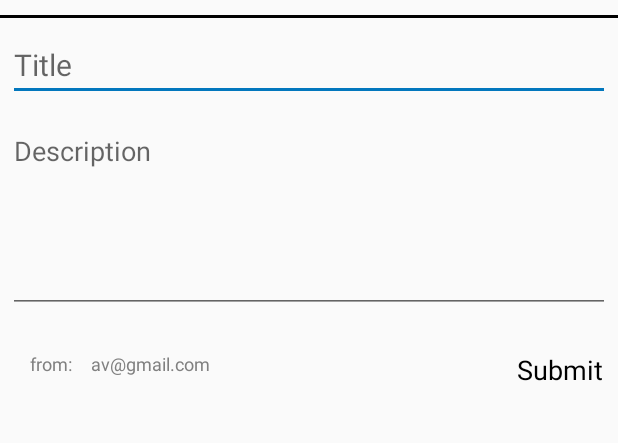
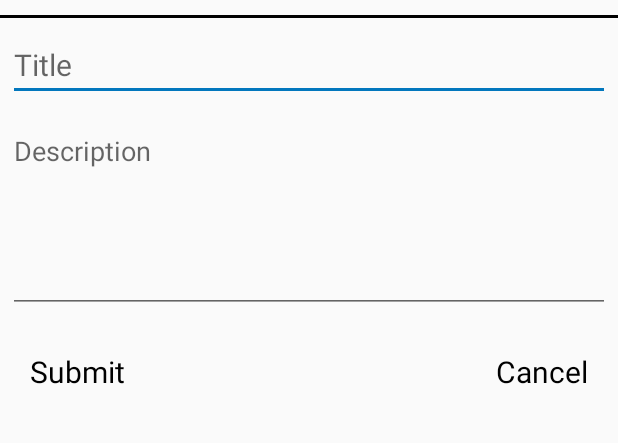
Before and after one commit to vovanluan/PTUDDD_Assignment2, an Android app: the layout feedback.xml on its own in the app's theme, with its tools: preview values and no code run, on a phone screen of 412 x 824 dp, the part 56-499 px from its top. Run offline under Robolectric (Android 15) with nearby library versions, the phone set to English and light mode, and no system bars.

Commit message:
Add cancel button in review and feedback dialogs

```diff
--- a/app/src/main/java/adapter/NotificationAdapter.java
+++ b/app/src/main/java/adapter/NotificationAdapter.java
@@ -49,7 +49,7 @@ public class NotificationAdapter extends ArrayAdapter<Notification> {
     }
 
     // update list user
-    public void setListUser(ArrayList<Notification> notifications) {
+    public void setNotificationList(ArrayList<Notification> notifications) {
         this.notificationList.clear();
         this.notificationList.addAll(notifications);
         notifyDataSetChanged();
--- a/app/src/main/res/layout/feedback.xml
+++ b/app/src/main/res/layout/feedback.xml
@@ -1,7 +1,7 @@
 <?xml version="1.0" encoding="utf-8"?>
 <LinearLayout xmlns:android="http://schemas.android.com/apk/res/android"
-    android:orientation="vertical" android:layout_width="match_parent"
-    android:layout_height="match_parent">
+    android:orientation="vertical" android:layout_width="wrap_content"
+    android:layout_height="wrap_content">
     <TextView
         android:layout_width="match_parent"
         android:layout_height="wrap_content"
@@ -30,39 +30,27 @@
         android:lines="5"
         android:gravity="top"/>
 
+
     <RelativeLayout
         android:layout_width="match_parent"
-        android:layout_height="wrap_content"
-        android:orientation="horizontal"
-        android:layout_marginTop="20dp"
-        android:layout_marginLeft="20dp"
-        android:layout_marginBottom="20dp">
+        android:layout_height="wrap_content">
         <TextView
+            android:id="@+id/submit"
+            style="@style/BigDescription"
             android:layout_width="wrap_content"
             android:layout_height="wrap_content"
-            android:text="from: "
-            android:textSize="12dp"
-            android:textColor="@color/gray"
-            android:id="@+id/from"/>
+            android:layout_alignParentLeft="true"
+            android:layout_margin = "20dp"
+            android:clickable="true"
+            android:text="Submit" />
         <TextView
+            android:id="@+id/cancel"
+            style="@style/BigDescription"
             android:layout_width="wrap_content"
             android:layout_height="wrap_content"
-            android:id="@+id/email"
-            android:textSize="12dp"
-            android:text="av@gmail.com"
-            android:textColor="@color/gray"
-            android:layout_toRightOf="@+id/from"
-            android:layout_marginLeft="10dp"/>
-        <TextView
-            android:layout_width="wrap_content"
-            android:layout_height="wrap_content"
-            android:text="Submit"
-            android:id="@+id/submit"
-            android:textSize="18dp"
-            android:textColor="@color/black"
-            android:onClick="onClick"
+            android:layout_alignParentRight="true"
+            android:layout_margin = "20dp"
             android:clickable="true"
-            android:layout_alignParentRight="true"
-            android:layout_marginRight="10dp" />
+            android:text="Cancel" />
     </RelativeLayout>
 </LinearLayout>
```
Also changed, not shown: app/src/main/java/Fragment/FeedbackDialogFragment.java (+14 -6 lines), app/src/main/java/Fragment/NotificationFragment.java (+19 -21 lines), app/src/main/java/entity/DataHolder.java (+20 -0 lines), app/src/main/java/fragment/ReviewDialogFragment.java (+9 -1 lines), app/src/main/res/layout/rating_dialog.xml (+16 -3 lines).
